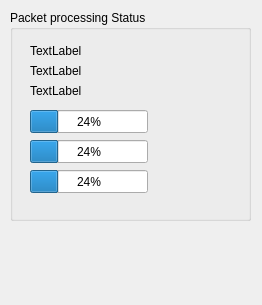
Qt form qcinview/statuswidget.ui (NSLS-II-CSX/qcinview) before a commit.
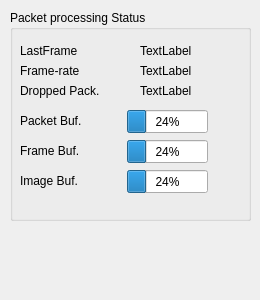
The same form after that commit.

Diff of the .ui file:
```diff
--- a/qcinview/statuswidget.ui
+++ b/qcinview/statuswidget.ui
@@ -6,10 +6,22 @@
    <rect>
     <x>0</x>
     <y>0</y>
-    <width>262</width>
-    <height>305</height>
+    <width>260</width>
+    <height>300</height>
    </rect>
   </property>
+  <property name="sizePolicy">
+   <sizepolicy hsizetype="Fixed" vsizetype="Fixed">
+    <horstretch>0</horstretch>
+    <verstretch>0</verstretch>
+   </sizepolicy>
+  </property>
+  <property name="minimumSize">
+   <size>
+    <width>260</width>
+    <height>300</height>
+   </size>
+  </property>
   <property name="windowTitle">
    <string>DockWidget</string>
   </property>
@@ -29,7 +41,7 @@
     <widget class="QLabel" name="frameNumberLabel">
      <property name="geometry">
       <rect>
-       <x>20</x>
+       <x>130</x>
        <y>30</y>
        <width>111</width>
        <height>21</height>
@@ -42,7 +54,7 @@
     <widget class="QLabel" name="framerateLabel">
      <property name="geometry">
       <rect>
-       <x>20</x>
+       <x>130</x>
        <y>50</y>
        <width>111</width>
        <height>21</height>
@@ -55,7 +67,7 @@
     <widget class="QLabel" name="droppedPacketsLabel">
      <property name="geometry">
       <rect>
-       <x>20</x>
+       <x>130</x>
        <y>70</y>
        <width>111</width>
        <height>21</height>
@@ -68,9 +80,9 @@
     <widget class="QProgressBar" name="frameFifoBar">
      <property name="geometry">
       <rect>
-       <x>20</x>
+       <x>117</x>
        <y>130</y>
-       <width>118</width>
+       <width>81</width>
        <height>23</height>
       </rect>
      </property>
@@ -81,9 +93,9 @@
     <widget class="QProgressBar" name="imageFifoBar">
      <property name="geometry">
       <rect>
-       <x>20</x>
+       <x>117</x>
        <y>160</y>
-       <width>118</width>
+       <width>81</width>
        <height>23</height>
       </rect>
      </property>
@@ -94,9 +106,9 @@
     <widget class="QProgressBar" name="packetFifoBar">
      <property name="geometry">
       <rect>
-       <x>20</x>
+       <x>117</x>
        <y>100</y>
-       <width>118</width>
+       <width>81</width>
        <height>23</height>
       </rect>
      </property>
@@ -104,6 +116,84 @@
       <number>24</number>
      </property>
     </widget>
+    <widget class="QLabel" name="label">
+     <property name="geometry">
+      <rect>
+       <x>10</x>
+       <y>30</y>
+       <width>121</width>
+       <height>21</height>
+      </rect>
+     </property>
+     <property name="text">
+      <string>LastFrame</string>
+     </property>
+    </widget>
+    <widget class="QLabel" name="label_2">
+     <property name="geometry">
+      <rect>
+       <x>10</x>
+       <y>50</y>
+       <width>121</width>
+       <height>21</height>
+      </rect>
+     </property>
+     <property name="text">
+      <string>Frame-rate</string>
+     </property>
+    </widget>
+    <widget class="QLabel" name="label_3">
+     <property name="geometry">
+      <rect>
+       <x>10</x>
+       <y>70</y>
+       <width>121</width>
+       <height>21</height>
+      </rect>
+     </property>
+     <property name="text">
+      <string>Dropped Pack.</string>
+     </property>
+    </widget>
+    <widget class="QLabel" name="label_4">
+     <property name="geometry">
+      <rect>
+       <x>10</x>
+       <y>100</y>
+       <width>91</width>
+       <height>21</height>
+      </rect>
+     </property>
+     <property name="text">
+      <string>Packet Buf.</string>
+     </property>
+    </widget>
+    <widget class="QLabel" name="label_5">
+     <property name="geometry">
+      <rect>
+       <x>10</x>
+       <y>130</y>
+       <width>91</width>
+       <height>21</height>
+      </rect>
+     </property>
+     <property name="text">
+      <string>Frame Buf.</string>
+     </property>
+    </widget>
+    <widget class="QLabel" name="label_6">
+     <property name="geometry">
+      <rect>
+       <x>10</x>
+       <y>160</y>
+       <width>91</width>
+       <height>21</height>
+      </rect>
+     </property>
+     <property name="text">
+      <string>Image Buf.</string>
+     </property>
+    </widget>
    </widget>
   </widget>
  </widget>
```
